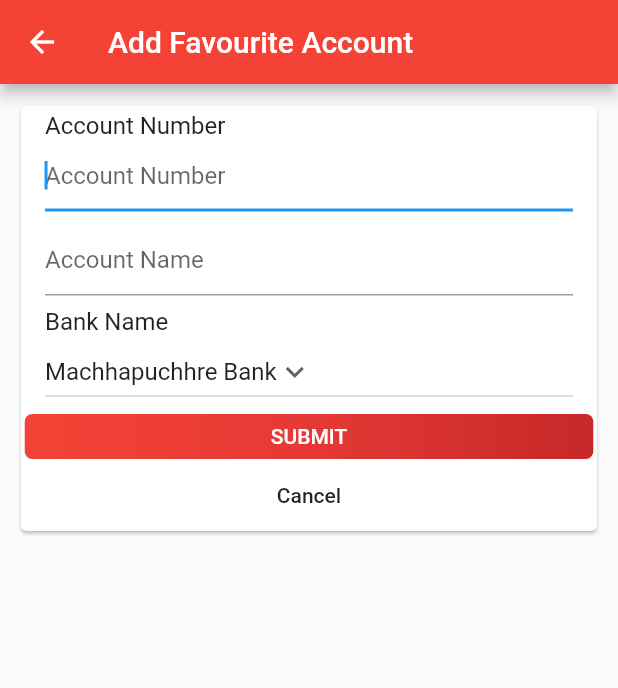
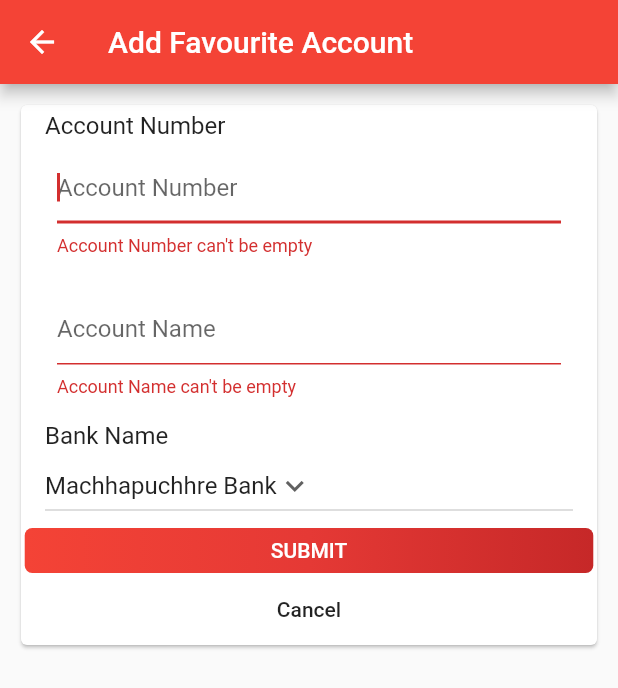
Before and after one commit to Dipesh905/Mobile-Banking-App-Clone, a Flutter app: the AddFavouriteAccount screen opened directly, after a tap on "SUBMIT", on a phone screen of 412 x 824 dp. Shown: the top 688 px of the screen. Run offline on Flutter 3.47's test engine with Material 2 defaults, Android fonts, the phone set to English and light mode, and no system bars; our stand-ins replace carousel_slider, flutter_riverpod, font_awesome_flutter.

Commit message:
implementing validation and riverpod in add favourite screen

```diff
--- a/lib/main.dart
+++ b/lib/main.dart
@@ -2,6 +2,7 @@ import 'package:flutter/material.dart';
 import 'package:flutter_riverpod/flutter_riverpod.dart';
 import 'package:mobile_banking_app/controller/consts/colors.dart';
 import 'package:mobile_banking_app/view/screeens/login_page.dart';
+import 'package:mobile_banking_app/view/screeens/main_screen.dart';
 
 void main() {
   runApp(const ProviderScope(child: MyApp()));
@@ -18,6 +19,6 @@ class MyApp extends StatelessWidget {
         theme: ThemeData(
           primarySwatch: AppColor.materialBlueColor,
         ),
-        home: LoginScreen());
+        home: MainScreen());
   }
 }
--- a/lib/view/screeens/add_favourite_account.dart
+++ b/lib/view/screeens/add_favourite_account.dart
@@ -1,21 +1,27 @@
 import 'package:flutter/material.dart';
+import 'package:flutter_riverpod/flutter_riverpod.dart';
 import 'package:mobile_banking_app/controller/consts/colors.dart';
+import 'package:mobile_banking_app/view/widgets/input_field_widget.dart';
 
-class AddFavouriteAccount extends StatefulWidget {
-  const AddFavouriteAccount({Key? key}) : super(key: key);
+class AddFavouriteAccount extends StatelessWidget {
+  AddFavouriteAccount({Key? key}) : super(key: key);
 
-  @override
-  _AddFavouriteAccountState createState() => _AddFavouriteAccountState();
-}
-
-class _AddFavouriteAccountState extends State<AddFavouriteAccount> {
-  String dropdownvalue = 'Machhapuchhre Bank';
-  var items = [
+  final List<String> banks = [
     'Machhapuchhre Bank',
     'Nic Asia Bank',
     'Nabil Bank',
     'Siddhartha Bank',
   ];
+
+  final TextEditingController accountNumberController = TextEditingController();
+
+  final TextEditingController accountNameController = TextEditingController();
+
+  final GlobalKey<FormState> _key = GlobalKey<FormState>();
+
+  final selectedBankProvider = StateProvider<String>(
+    (ref) => 'Machhapuchhre Bank',
+  );
 
   @override
   Widget build(BuildContext context) {
@@ -26,42 +32,66 @@ class _AddFavouriteAccountState extends State<AddFavouriteAccount> {
       ),
       body: Padding(
         padding: const EdgeInsets.all(10.0),
+        child: Form(
+          key: _key,
           child: Column(
             children: [
               Card(
                 child: Column(
                   children: [
-                  const ListTile(
-                    title: Text("Account Number"),
-                    subtitle: TextField(
+                    ListTile(
+                      title: const Text("Account Number"),
+                      subtitle: InputFieldWidget(
+                        keyboardType: TextInputType.number,
+                        controller: accountNumberController,
                         autofocus: true,
-                      decoration: InputDecoration(
+                        decoration: const InputDecoration(
                           hintText: "Account Number",
                         ),
-                    ),
-                  ),
-                  const ListTile(
-                    subtitle: TextField(
-                      decoration: InputDecoration(
-                        hintText: "Account Name",
-                      ),
+                        validator: (value) {
+                          if (value != null && value.isNotEmpty) {
+                            return null;
+                          } else {
+                            return "Account Number can't be empty";
+                          }
+                        },
                       ),
                     ),
                     ListTile(
+                      subtitle: InputFieldWidget(
+                        controller: accountNameController,
+                        decoration: const InputDecoration(
+                          hintText: "Account Name",
+                        ),
+                        validator: (value) {
+                          if (value != null && value.isNotEmpty) {
+                            return null;
+                          } else {
+                            return "Account Name can't be empty";
+                          }
+                        },
+                      ),
+                    ),
+                    Consumer(
+                      builder: (context, ref, child) {
+                        final selectedBank = ref.watch(selectedBankProvider);
+                        return Column(
+                          children: [
+                            ListTile(
                               title: const Text("Bank Name"),
                               subtitle: DropdownButton(
-                      value: dropdownvalue,
+                                value: selectedBank,
                                 icon: const Icon(Icons.keyboard_arrow_down),
-                      items: items.map((String items) {
+                                items: banks.map((String items) {
                                   return DropdownMenuItem(
                                     value: items,
                                     child: Text(items),
                                   );
                                 }).toList(),
                                 onChanged: (String? newValue) {
-                        setState(() {
-                          dropdownvalue = newValue!;
-                        });
+                                  ref
+                                      .read(selectedBankProvider.notifier)
+                                      .update((state) => newValue!);
                                 },
                               ),
                             ),
@@ -69,7 +99,23 @@ class _AddFavouriteAccountState extends State<AddFavouriteAccount> {
                               height: 30,
                               width: MediaQuery.of(context).size.width * 0.92,
                               child: MaterialButton(
-                      onPressed: () {},
+                                onPressed: () {
+                                  if (_key.currentState!.validate()) {
+                                    showDialog(
+                                      context: context,
+                                      builder: (context) => const AlertDialog(
+                                        backgroundColor: Colors.green,
+                                        title: Center(child: Text("Sucess")),
+                                        content: Text(
+                                            'You have sucessfully added your favourite account'),
+                                      ),
+                                    );
+
+                                    accountNameController.clear();
+                                    accountNumberController.clear();
+                                    ref.invalidate(selectedBankProvider);
+                                  }
+                                },
                                 child: const Text(
                                   "SUBMIT",
                                   style: TextStyle(color: Colors.white),
@@ -78,6 +124,10 @@ class _AddFavouriteAccountState extends State<AddFavouriteAccount> {
                               decoration: BoxDecoration(
                                   borderRadius: BorderRadius.circular(5),
                                   gradient: AppColor.buttonGradientColor),
+                            ),
+                          ],
+                        );
+                      },
                     ),
                     MaterialButton(
                       onPressed: () {},
@@ -91,6 +141,7 @@ class _AddFavouriteAccountState extends State<AddFavouriteAccount> {
             ],
           ),
         ),
+      ),
     );
   }
 }
--- a/lib/view/screeens/login_page.dart
+++ b/lib/view/screeens/login_page.dart
@@ -149,6 +149,7 @@ class LoginScreen extends StatelessWidget {
                                       context: context,
                                       builder: (context) {
                                         return const AlertDialog(
+                                          backgroundColor: Colors.red,
                                           title: Text('Error Logging In'),
                                           content: Text(
                                               'Phone Number Or Password do not match'),
--- a/lib/view/widgets/input_field_widget.dart
+++ b/lib/view/widgets/input_field_widget.dart
@@ -9,6 +9,7 @@ class InputFieldWidget extends StatelessWidget {
     this.validator,
     this.obsecureText = false,
     this.readOnly = false,
+    this.autofocus = false,
     this.onTap,
     super.key,
     this.keyboardType,
@@ -70,10 +71,14 @@ class InputFieldWidget extends StatelessWidget {
   /// input decoration
   final InputDecoration? decoration;
 
+  /// autofocus
+  final bool autofocus;
+
   @override
   Widget build(BuildContext context) => Padding(
         padding: const EdgeInsets.all(8),
         child: TextFormField(
+          autofocus: autofocus,
           onTap: onTap,
           readOnly: readOnly,
           keyboardType: keyboardType,
--- a/lib/view/widgets/quick_links_card.dart
+++ b/lib/view/widgets/quick_links_card.dart
@@ -1,7 +1,8 @@
 import 'package:flutter/material.dart';
 
 class QuickLinksCard extends StatelessWidget {
-  const QuickLinksCard({required this.title, required this.icon, this.onTap});
+  const QuickLinksCard(
+      {super.key, required this.title, required this.icon, this.onTap});
 
   final IconData icon;
   final String title;
```
Also changed, not shown: lib/view/screeens/favourite_account.dart (+4 -9 lines), lib/view/widgets/your_balance_section.dart (+5 -5 lines). Lines whose indentation alone changed are shown as unchanged.
